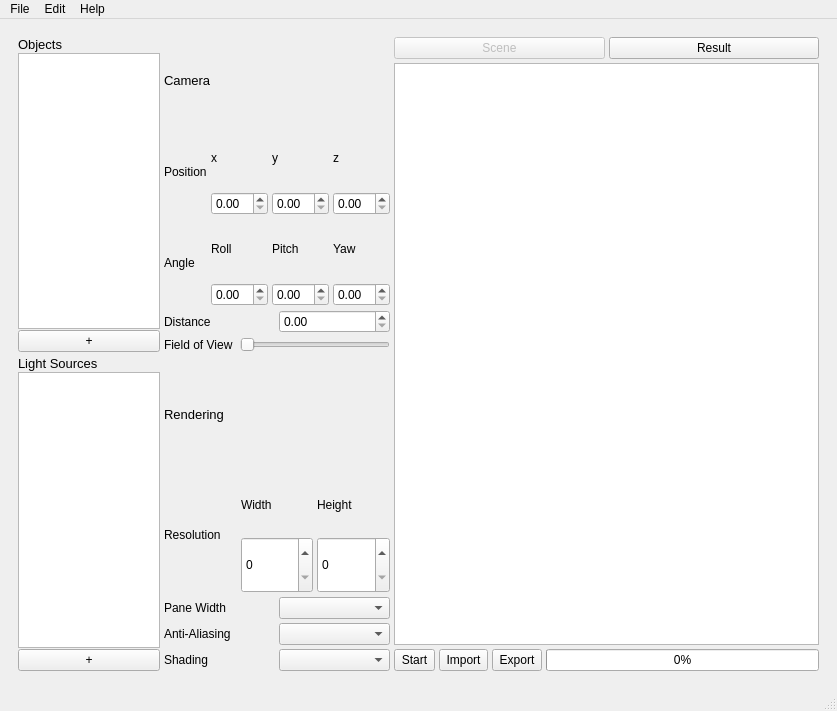
This is frontend/mainGui.ui in Rayrangers/SOPR_WS24_25-Raytracers as Qt 5 draws it before an edit. The edited form follows.
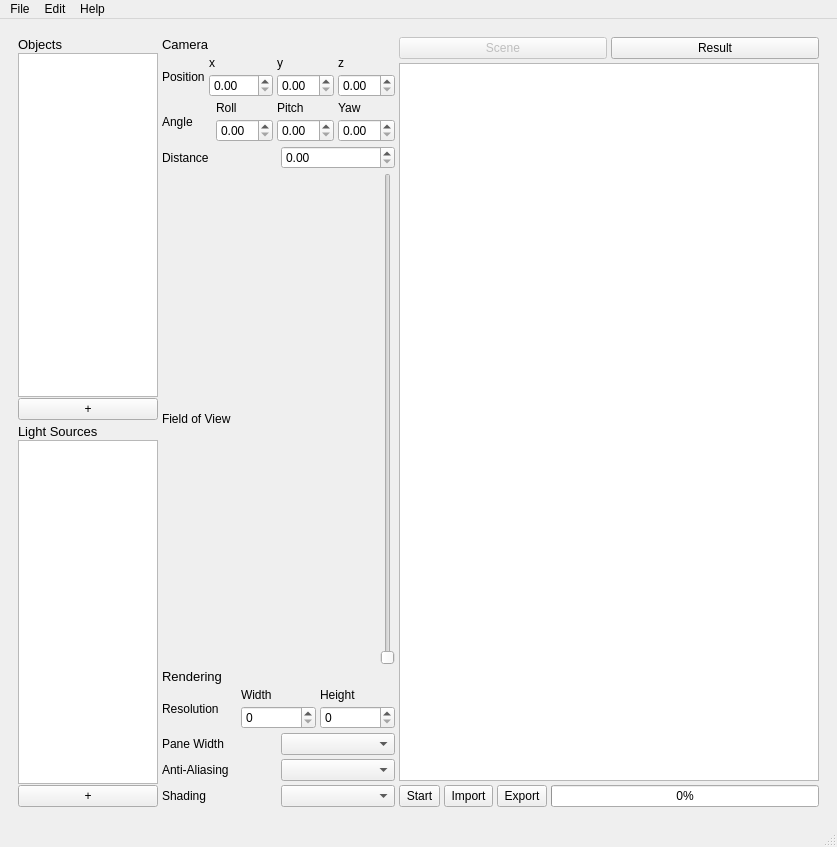
This is the edited form. The open tabs and pages were chosen to show the change.

Commit message: fix: update limit in gui of posX

```diff
--- a/frontend/mainGui.ui
+++ b/frontend/mainGui.ui
@@ -7,7 +7,7 @@
     <x>0</x>
     <y>0</y>
     <width>837</width>
-    <height>711</height>
+    <height>847</height>
    </rect>
   </property>
   <property name="sizePolicy">
@@ -160,7 +160,7 @@
               <item>
                <widget class="QListView" name="objectListView">
                 <property name="textElideMode">
-                 <enum>Qt::TextElideMode::ElideNone</enum>
+                 <enum>Qt::ElideLeft</enum>
                 </property>
                </widget>
               </item>
@@ -188,6 +188,7 @@
                 <property name="font">
                  <font>
                   <pointsize>10</pointsize>
+                  <weight>50</weight>
                   <italic>false</italic>
                   <bold>false</bold>
                   <strikeout>false</strikeout>
@@ -254,7 +255,11 @@
                    </widget>
                   </item>
                   <item>
-                   <widget class="QDoubleSpinBox" name="pos_x_doubleSpinBox"/>
+                   <widget class="QDoubleSpinBox" name="pos_x_doubleSpinBox">
+                    <property name="maximum">
+                     <double>800.000000000000000</double>
+                    </property>
+                   </widget>
                   </item>
                  </layout>
                 </item>
@@ -365,11 +370,7 @@
                  </widget>
                 </item>
                 <item>
-                 <widget class="QSlider" name="fowHorizontalSlider">
-                  <property name="orientation">
-                   <enum>Qt::Orientation::Horizontal</enum>
-                  </property>
-                 </widget>
+                 <widget class="QSlider" name="fowHorizontalSlider"/>
                 </item>
                </layout>
               </item>
```
Left out of the diff: 8 changed lines with no effect on the pictures.
